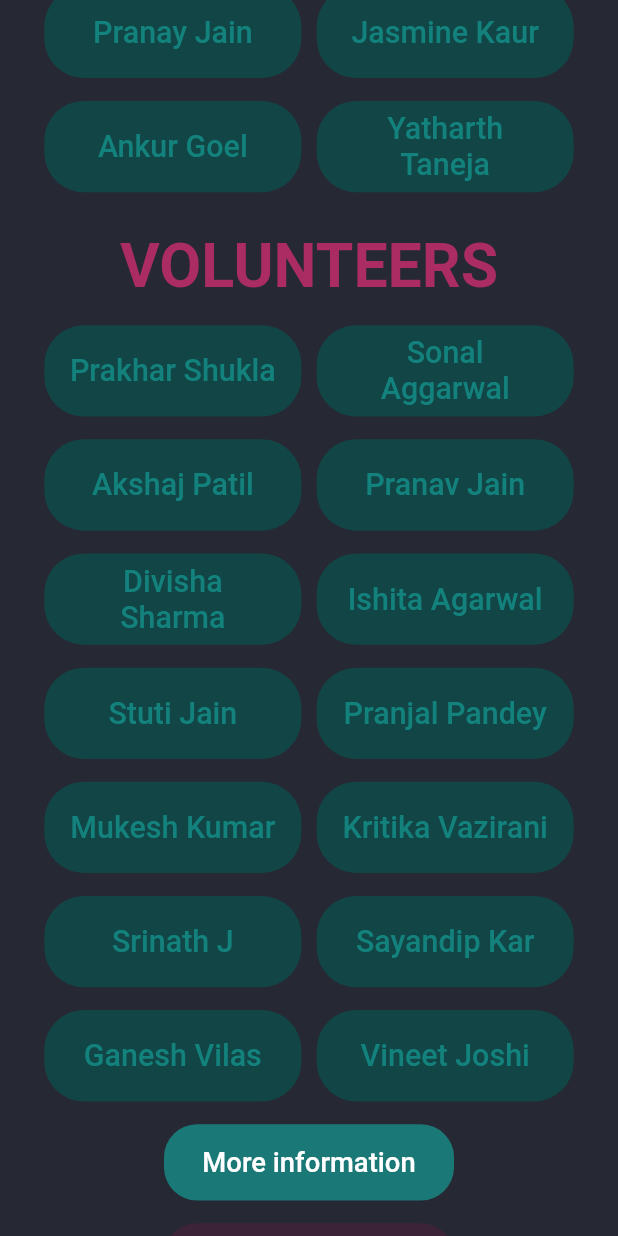
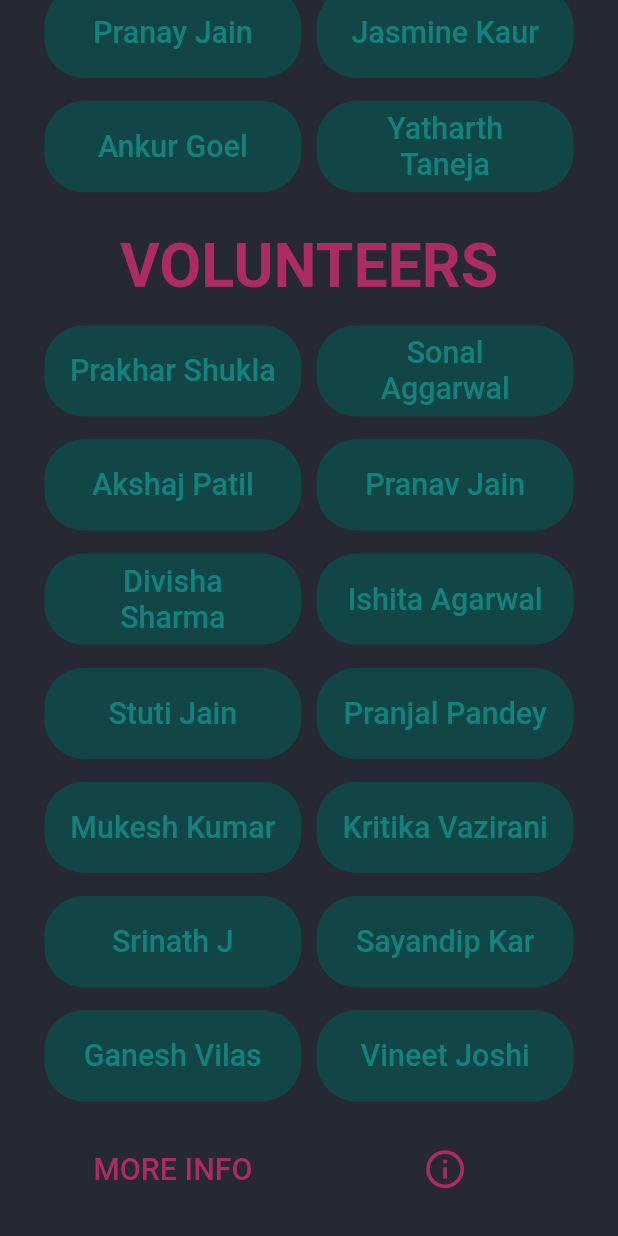
Before and after one commit to Fat-Beagles/Induction, a Flutter app: the About screen opened directly, scrolled down 1728 dp, on a phone screen of 412 x 824 dp. Run offline on Flutter 3.47's test engine with Material 2 defaults, Android fonts, the phone set to English and light mode, and no system bars; our stand-ins replace firebase_auth, firebase_database, firebase_storage, flutter_dotenv, fluttertoast, image_picker and 1 more; missing offline and left inert: flutter_parsed_text; accounts and stored records are empty; Roboto replaces fonts that are missing (Poppins).

Commit message:
Bug fixes - v1.0.2

```diff
--- a/lib/AboutState.dart
+++ b/lib/AboutState.dart
@@ -448,11 +448,21 @@ class AboutState extends State<About> {
               getContactRow("Ganesh Vilas", "chaudhari19116@iiitd.ac.in", "Vineet Joshi", "vineet19020@iiitd.ac.in"),
               Padding(padding: EdgeInsets.only(top: Utilities.vScale(15, context))),
               Center(
+                child: Row(
+                  mainAxisAlignment: MainAxisAlignment.center,
+//                  crossAxisAlignment: CrossAxisAlignment.center,
+                  children: <Widget>[
+                    Center(
                       child: SizedBox(
-                  width: Utilities.scale(MediaQuery.of(context).size.width/2 - 30, context),
-                  height: Utilities.vScale(50, context),
+                        width: Utilities.scale(MediaQuery.of(context).size.width/2 - 50, context),
+                        child: Center(
+                          child: Column(
+                            children: <Widget>[
+                              SizedBox(
+                                width: Utilities.scale(MediaQuery.of(context).size.width, context),
+                                height: Utilities.vScale(60, context),
                                 child: FlatButton(
-                    color: MaterialColor(0xaa14a098, seaGreenColorCodes),
+//                                color:  MaterialColor(0xFF114546, darkSeaGreenColorCodes),
                                   onPressed: () async{
                                     const url = "https://www.iiitd.ac.in/contact";
                                     if(await(canLaunch(url))){
@@ -478,42 +488,57 @@ class AboutState extends State<About> {
                                     }
                                   },
                                   child: Text(
-                        'More information',
+                                      'MORE INFO',
+                                      textAlign: TextAlign.center,
                                       style: TextStyle(
-                            fontSize: Utilities.vScale(18,context),
-                            color: Colors.white
+                                          fontSize: Utilities.vScale(20,context),
+                                          color: MaterialColor(0xcccb2d6f, magentaColorCodes)
                                       )
                                   ),
                                   shape: RoundedRectangleBorder(
-                        borderRadius: BorderRadius.circular(Utilities.scale(20.0,context))
+                                      borderRadius: BorderRadius.circular(Utilities.scale(24,context))
+                                  ),
+                                ),
+                              )
+                            ],
                           ),
                         ),
                       ),
                     ),
-              Padding(padding: EdgeInsets.only(top: Utilities.vScale(15, context))),
+                    Padding(padding: EdgeInsets.only(left: Utilities.vScale(10, context))),
                     Center(
                       child: SizedBox(
-                  width: Utilities.scale(MediaQuery.of(context).size.width/2 - 30, context),
-                  height: Utilities.vScale(50, context),
+                        width: Utilities.scale(MediaQuery.of(context).size.width/2 - 50, context),
+                        child: Center(
+                          child: Column(
+                            children: <Widget>[
+                              SizedBox(
+                                width: Utilities.scale(MediaQuery.of(context).size.width, context),
+                                height: Utilities.vScale(60, context),
                                 child: FlatButton(
-                    color: MaterialColor(0x88501f3a, darkMagentaColorCodes),
+//                                color:  MaterialColor(0xFF114546, darkSeaGreenColorCodes),
                                   onPressed: () => {
                                     Navigator.push(
                                         context,
                                         MaterialPageRoute(builder: (context) => AppInfo()))
                                   },
-                    child: Text(
-                        'App information',
-                        style: TextStyle(
-                            fontSize: Utilities.vScale(18,context),
-                            color: Colors.white
-                        )
+                                  child: Icon(
+                                    Icons.info_outline,
+                                    color: MaterialColor(0xcccb2d6f, magentaColorCodes),
+                                    size: Utilities.vScale(30,context),
                                   ),
                                   shape: RoundedRectangleBorder(
-                        borderRadius: BorderRadius.circular(Utilities.scale(20.0,context))
+                                      borderRadius: BorderRadius.circular(Utilities.scale(24,context))
+                                  ),
+                                ),
+                              )
+                            ],
                           ),
                         ),
                       ),
+                    ),
+                  ],
+                )
               ),
               Padding(padding: EdgeInsets.only(top: Utilities.vScale(20, context))),
             ],
--- a/lib/GalleryState.dart
+++ b/lib/GalleryState.dart
@@ -13,6 +13,7 @@ class GalleryState extends State<Gallery> {
   FirebaseDatabase galleryDB;
   DatabaseReference galleryDBRef;
   DataSnapshot galleryItemsSnapshot;
+  String galleryText='';
 
   @override
   void initState(){
@@ -23,6 +24,9 @@ class GalleryState extends State<Gallery> {
   }
 
   void getGalleryItemsFromDB() async {
+    setState(() {
+      galleryText = "Please wait ...";
+    });
     DataSnapshot galleryItemsTempSnapshot = await galleryDBRef.once();
     if(mounted){
       setState(() {
@@ -30,6 +34,9 @@ class GalleryState extends State<Gallery> {
       });
     }
     getGalleryItemsFromSnapshot();
+    setState(() {
+      galleryText = "No items to view yet. Come back soon!";
+    });
   }
 
   void getGalleryItemsFromSnapshot(){
@@ -65,7 +72,7 @@ class GalleryState extends State<Gallery> {
               width: Utilities.scale(2*MediaQuery.of(context).size.width/3, context),
               child: Center(
                 child: Text(
-                  "No items to view yet. Come back soon!",
+                  galleryText,
                   style: TextStyle(
                     color: Colors.white,
                     fontSize: Utilities.vScale(25, context),
```
Lines whose indentation alone changed are shown as unchanged.
